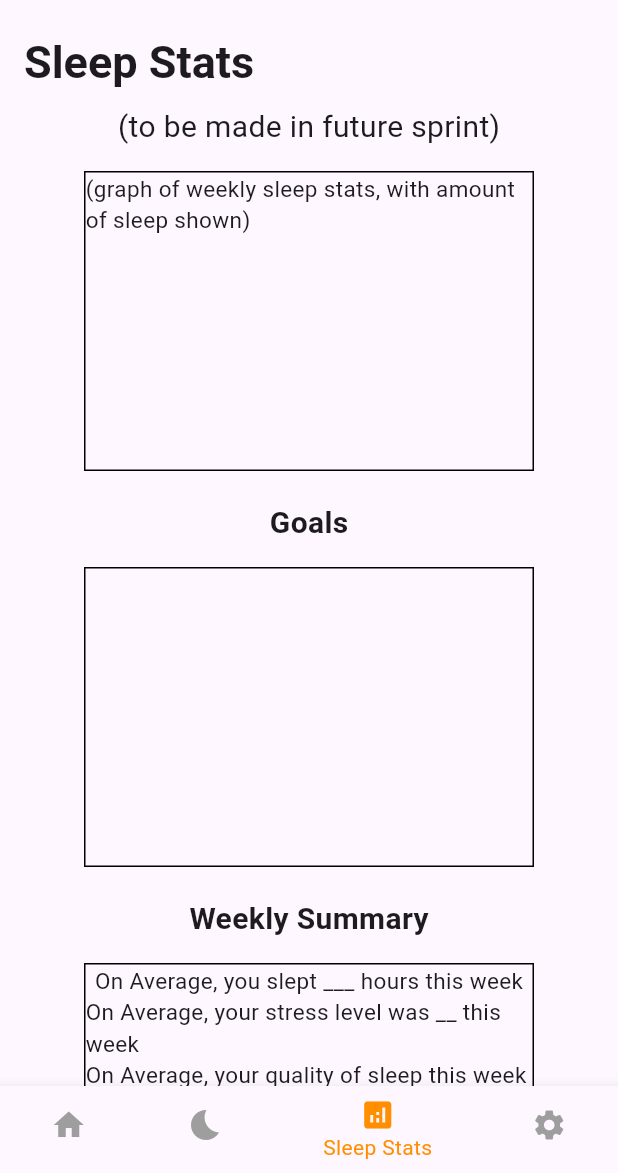
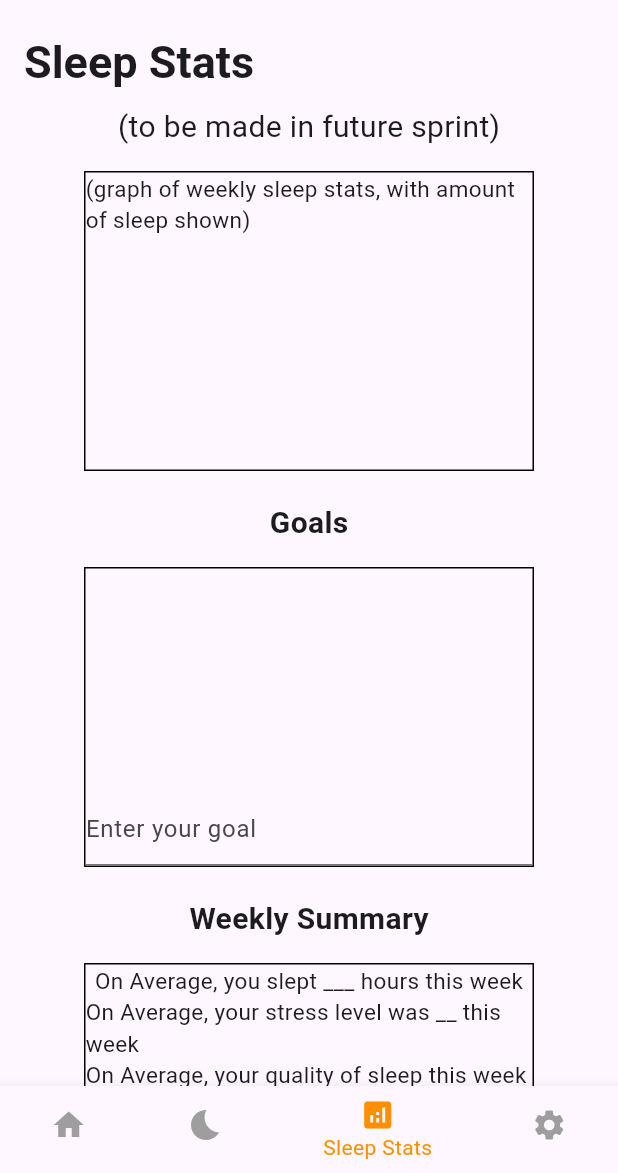
Before and after one commit to ellaMyler/Bedtime_Buddy, a Flutter app: the screen it shows after launch, item 3 of the bottom bar chosen, on a phone screen of 412 x 824 dp, the part 63-1236 px from its top. Run offline on Flutter 3.47's test engine with Material 3 defaults, Android fonts, the phone set to English and light mode, and no system bars; our stand-ins replace firebase_core, firebase_database; accounts and stored records are empty.

Commit message:
Added ability to add goals

```diff
--- a/lib/stats_page.dart
+++ b/lib/stats_page.dart
@@ -1,9 +1,18 @@
+// ignore_for_file: prefer_const_constructors, prefer_const_literals_to_create_immutables
+
 import 'package:firebase_database/firebase_database.dart';
 import 'package:flutter/material.dart';
 
 //Stats Page
-class SleepStatsPage extends StatelessWidget {
+class SleepStatsPage extends StatefulWidget {
   const SleepStatsPage({Key? key}) : super(key: key);
+
+  @override
+  _SleepStatsPageState createState() => _SleepStatsPageState();
+}
+class _SleepStatsPageState extends State<SleepStatsPage> {
+  TextEditingController _controller = TextEditingController();
+  final List<String> goals = [];
 
   @override
   Widget build(BuildContext context) {
@@ -30,12 +39,38 @@ class SleepStatsPage extends StatelessWidget {
               SizedBox(height: 20),
                 Text('Goals', style: TextStyle(fontSize: 20, fontWeight: FontWeight.bold)),
               SizedBox(height: 15),
-              Container(
-                width: 300,
-                height: 200,
-                decoration: BoxDecoration(
-                  border: Border.all(color:Colors.black),
+                Container(
+                  width: 300,
+                  height: 200,
+                  decoration: BoxDecoration(
+                    border: Border.all(color: Colors.black),
+                  ),
+                  child: Column(
+                    children: [
+                      Expanded(
+                          child: ListView.builder(
+                            itemCount: goals.length,
+                            itemBuilder: (context, index) {
+                               return ListTile(
+                                title: Text(goals[index]),
+                              );
+                          },
+                      ),
                 ),
+                      TextField(
+                        controller: _controller,
+                        decoration: InputDecoration(
+                            hintText: 'Enter your goal'
+                        ),
+                        onSubmitted: (value) {
+                          _controller.clear();
+                          setState(() {
+                            goals.add(value);
+                          });
+                        },
+                      ),
+                    ],
+                  ),
               ),
               SizedBox(height: 20),
               const Text('Weekly Summary', style: TextStyle(fontSize: 20, fontWeight: FontWeight.bold)),
```
